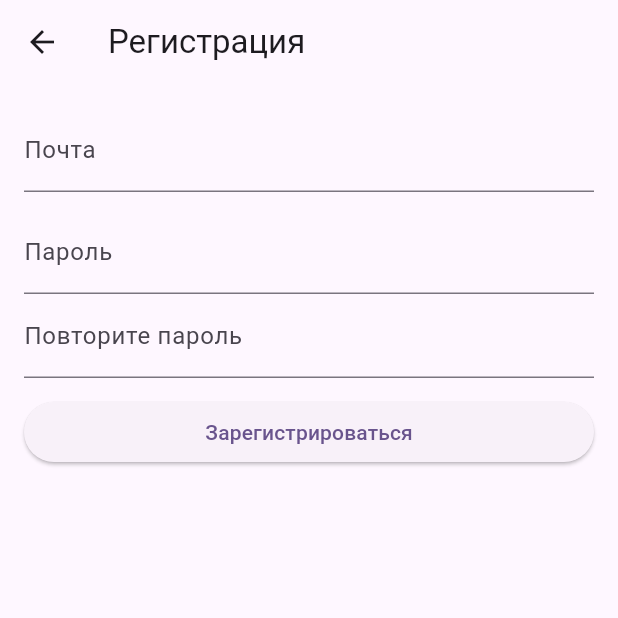
After one commit to KatrinKH/pcs_10, a Flutter app: the screen it shows after launch, item 3 of the bottom bar chosen, after a tap on "Впервые здесь? Зарегистрируйтесь", on a phone screen of 412 x 824 dp, the top half of it. The commit adds this screen. Run offline on Flutter 3.47's test engine with Material 3 defaults, Android fonts, the phone set to English and light mode, and no system bars; our stand-ins replace supabase_flutter; accounts and stored records are empty; network calls fail.

Commit message:
Авторизация

```diff
--- a/lib/auth/auth_gate.dart
+++ b/lib/auth/auth_gate.dart
@@ -36,7 +36,7 @@ class AuthGate extends StatelessWidget {
         final session = snapshot.hasData ? snapshot.data!.session : null;
 
         if (session != null) {
-          return ProfilePage();
+          return const ProfilePage();
         }
         else {
           return const LoginPage();
--- a/lib/auth/auth_services.dart
+++ b/lib/auth/auth_service.dart
@@ -2,6 +2,12 @@ import 'package:supabase_flutter/supabase_flutter.dart';
 
 class AuthServices {
   final SupabaseClient _supabase = Supabase.instance.client;
+
+  // Check auth
+  Future<bool> isLoggedIn() async {
+    final session = _supabase.auth.currentSession;
+    return session != null;
+  }
 
   // Sign in with email and password
   Future<AuthResponse> signInWithEmailPassword(
--- a/lib/main.dart
+++ b/lib/main.dart
@@ -1,18 +1,17 @@
 import 'package:flutter/material.dart';
 import 'package:pcs_10/presentation/screens/home_page.dart';
+import 'package:pcs_10/presentation/screens/login_page.dart';
+import 'package:pcs_10/presentation/screens/profile_page.dart';
+import 'package:pcs_10/presentation/screens/favorites_page.dart';
 import 'package:supabase_flutter/supabase_flutter.dart';
-import 'package:pcs_10/presentation/screens/favorites_page.dart';
-import 'package:pcs_10/presentation/screens/profile_page.dart';
+import 'package:pcs_10/auth/auth_service.dart';
 
 void main() async {
-  // Supabase setup
   WidgetsFlutterBinding.ensureInitialized();
   await Supabase.initialize(
     url: "https://qdxyqjcvgidknhysppme.supabase.co",
     anonKey: "eyJhbGciOiJIUzI1NiIsInR5cCI6IkpXVCJ9.eyJpc3MiOiJzdXBhYmFzZSIsInJlZiI6InFkeHlxamN2Z2lka25oeXNwcG1lIiwicm9sZSI6ImFub24iLCJpYXQiOjE3MzM5ODM4NDksImV4cCI6MjA0OTU1OTg0OX0.LNWgAfkJYlIqWDgE9psEDKO_aWuLEmaAyr8wywTI9Og",
   );
-
-  // run app
   runApp(const MyApp());
 }
 
@@ -44,19 +43,32 @@ class MainMenu extends StatefulWidget {
 class _MainMenuState extends State<MainMenu> {
   int _selectedIndex = 0;
 
-  // Метод для обновления выбранного элемента меню
-  void _onItemTapped(int index) {
+  final authService = AuthServices();
+  void _onItemTapped(int index) async {
     setState(() {
       _selectedIndex = index;
     });
+
+    if (index == 2) {
+      bool isLoggedIn = await authService.isLoggedIn();
+      if (isLoggedIn) {
+        setState(() {
+          _selectedIndex = 2;
+        });
+      } else {
+        Navigator.push(
+          context,
+          MaterialPageRoute(builder: (context) => const LoginPage()),
+        );
+      }
+    }
   }
 
-  // Определяем, какие экраны отображать для каждого пункта меню
   List<Widget> _widgetOptions(BuildContext context) {
     return [
-      const HomePage(), // Главная страница
-      const FavoritesPage(), // Страница избранного
-      const ProfilePage(), // Страница профиля
+      const HomePage(),
+      const FavoritesPage(),
+      const ProfilePage(),
     ];
   }
 
--- a/lib/presentation/screens/login_page.dart
+++ b/lib/presentation/screens/login_page.dart
@@ -1,5 +1,7 @@
 import 'package:flutter/material.dart';
-import 'package:pcs_10/auth/auth_services.dart';
+import 'package:pcs_10/auth/auth_service.dart';
+import 'package:pcs_10/presentation/screens/profile_page.dart';
+import 'package:pcs_10/presentation/screens/register_page.dart';
 
 class LoginPage extends StatefulWidget {
   const LoginPage({super.key});
@@ -9,55 +11,61 @@ class LoginPage extends StatefulWidget {
 }
 
 class _LoginPageState extends State<LoginPage> {
-  // get auth services
   final authServices = AuthServices();
-
-  // text controllers
   final _emailController = TextEditingController();
   final _passwordController = TextEditingController();
 
-  // login button pressed
   void login() async {
-    // prepare data
     final email = _emailController.text;
     final password = _passwordController.text;
 
-    // attempt login..
     try {
       await authServices.signInWithEmailPassword(email, password);
-    }
-
-    // catch any errors..
-    catch (e) {
       if (mounted) {
-        ScaffoldMessenger.of(context)
-          .showSnackBar(SnackBar(content: Text("Ошибка: $e")));
+        Navigator.pushReplacement(
+          context,
+          MaterialPageRoute(builder: (context) => const ProfilePage()),
+        );
+      }
+    } catch (e) {
+      if (mounted) {
+        ScaffoldMessenger.of(context).showSnackBar(SnackBar(content: Text("Ошибка: $e")));
       }
     }
   }
 
-  // BUILD UI
   @override
   Widget build(BuildContext context) {
     return Scaffold(
+      appBar: AppBar(title: const Text("Вход")),
       body: ListView(
+        padding: const EdgeInsets.all(16),
         children: [
-          // email
           TextField(
             controller: _emailController,
+            decoration: const InputDecoration(labelText: "Почта"),
+          ),
+          TextField(
+            controller: _passwordController,
+            decoration: const InputDecoration(labelText: "Пароль"),
+            obscureText: true,
           ),
 
-          // password
-          TextField(
-            controller: _passwordController,
+          const SizedBox(height: 12),
+
+          ElevatedButton(
+            onPressed: login,
+            child: const Text("Войти"),
           ),
 
-          // button
-          ElevatedButton(
-            onPressed: login,
-            child: const Text("Логин"))
+          const SizedBox(height: 12),
+
+          GestureDetector(
+            onTap: () => Navigator.push(context, MaterialPageRoute(builder: (context) => const RegisterPage())),
+            child: const Center(child: Text("Впервые здесь? Зарегистрируйтесь")),
+          ),
         ],
-      )
+      ),
     );
   }
 }
--- /dev/null
+++ b/lib/presentation/screens/register_page.dart
@@ -0,0 +1,93 @@
+import 'package:flutter/material.dart';
+import 'package:pcs_10/auth/auth_service.dart';
+import 'package:pcs_10/presentation/screens/profile_page.dart';
+
+class RegisterPage extends StatefulWidget {
+  const RegisterPage({super.key});
+
+  @override
+  State<RegisterPage> createState() => _RegisterPageState();
+}
+
+class _RegisterPageState extends State<RegisterPage> {
+
+  final authServices = AuthServices();
+
+  final _emailController = TextEditingController();
+  final _passwordController = TextEditingController();
+  final _confirmPasswordController = TextEditingController();
+
+  void signUp() async {
+
+    final email = _emailController.text;
+    final password = _passwordController.text;
+    final confirmPassword = _confirmPasswordController.text;
+
+    if (password != confirmPassword) {
+      ScaffoldMessenger.of(context).showSnackBar(
+        const SnackBar(content: Text("Пароли не совпадают"))
+      );
+      return;
+    }
+
+    try {
+      await authServices.signUpWithEmailPassword(email, password);
+
+      if (mounted) {
+        Navigator.pushReplacement(
+          context,
+          MaterialPageRoute(builder: (context) => const ProfilePage()),
+        );
+      }
+    }
+
+    catch (e) {
+      if (mounted) {
+        ScaffoldMessenger.of(context).showSnackBar(
+          SnackBar(content: Text("Ошибка: $e"))
+        );
+      }
+    }
+  }
+
+  @override
+  Widget build(BuildContext context) {
+    return Scaffold(
+      appBar: AppBar(
+        title: const Text("Регистрация"),
+      ),
+      body: ListView(
+        padding: const EdgeInsets.all(16),
+        children: [
+          TextField(
+            controller: _emailController,
+            decoration: const InputDecoration(labelText: "Почта"),
+          ),
+
+          const SizedBox(height: 12),
+
+          TextField(
+            controller: _passwordController,
+            decoration: const InputDecoration(labelText: "Пароль"),
+            obscureText: true,
+          ),
+
+          TextField(
+            controller: _confirmPasswordController,
+            decoration: const InputDecoration(labelText: "Повторите пароль"),
+            obscureText: true,
+          ),
+
+          const SizedBox(height: 12),
+
+          ElevatedButton(
+            onPressed: signUp,
+            child: const Text("Зарегистрироваться"),
+          ),
+
+          const SizedBox(height: 12),
+        ],
+      ),
+    );
+  }
+}
```
Also changed, not shown: lib/presentation/screens/profile_page.dart (+53 -4 lines).
